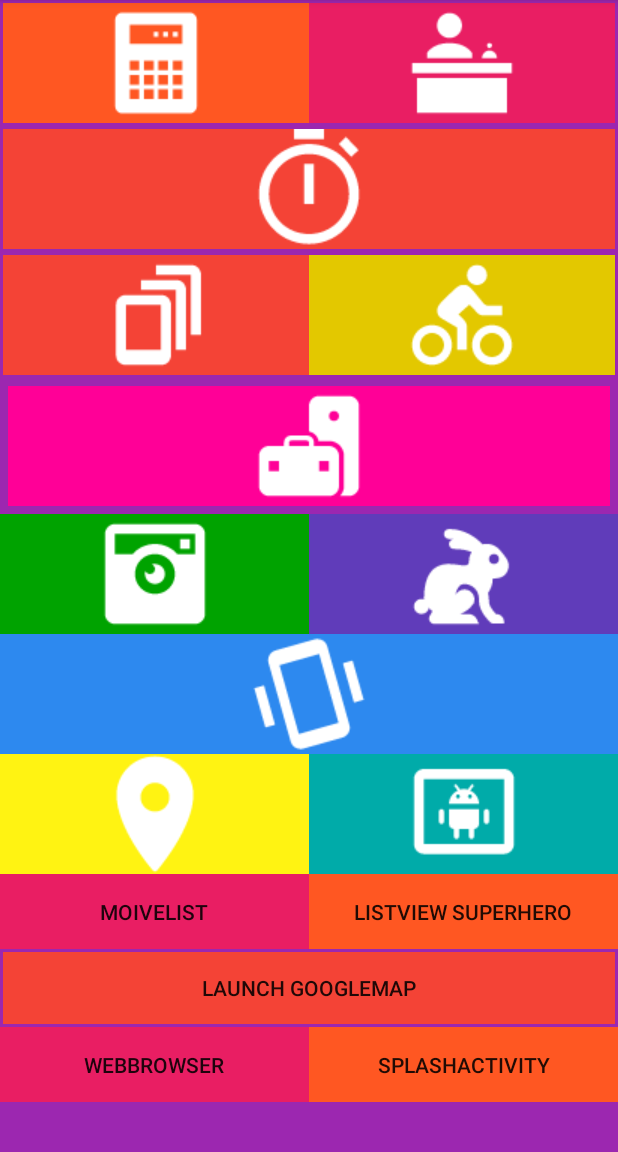
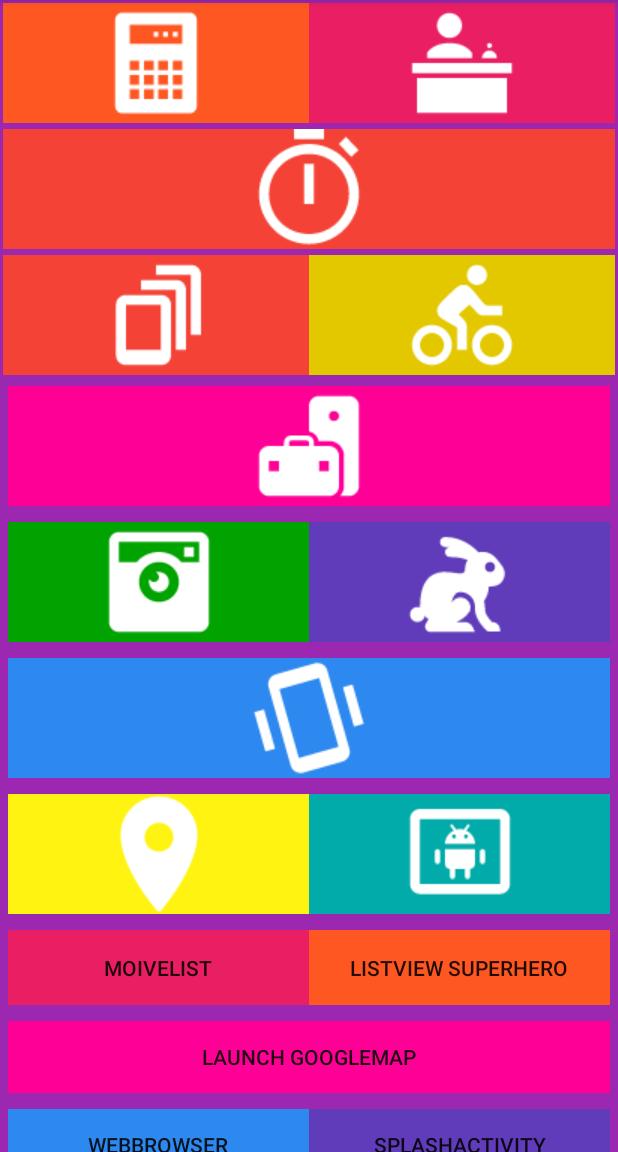
Before and after one commit to vinothm1994/ActivityNavigator, an Android app: the screen it shows after launch (MainAllActivity), on a phone screen of 412 x 824 dp, the part 84-1236 px from its top. Run offline under Robolectric (Android 15) with nearby library versions, the phone set to English and light mode, and no system bars; our stand-ins replace Volley.

Commit message:
Add files via upload

```diff
--- /dev/null
+++ b/app/src/main/res/drawable/bg_gradient.xml
@@ -0,0 +1,10 @@
+<?xml version="1.0" encoding="UTF-8"?>
+<shape xmlns:android="http://schemas.android.com/apk/res/android"
+    android:shape="rectangle" >
+
+    <gradient
+        android:angle="45"
+        android:endColor="#31244e"
+        android:startColor="#6b394c"
+        android:type="linear" />
+</shape>
--- a/app/src/main/res/layout/activity_main_all.xml
+++ b/app/src/main/res/layout/activity_main_all.xml
@@ -113,7 +113,7 @@
                 android:orientation="horizontal"
                 android:layout_width="match_parent"
                 android:layout_height="wrap_content"
-                android:padding="0dp">
+                android:padding="5dp">
 
                 <ImageButton
                     android:src="@drawable/instantgram"
@@ -141,7 +141,8 @@
             <LinearLayout
                 android:orientation="horizontal"
                 android:layout_width="match_parent"
-                android:layout_height="wrap_content">
+                android:layout_height="wrap_content"
+                android:padding="5dp">
 
                 <ImageButton
                     android:src="@drawable/shacke"
@@ -157,7 +158,7 @@
                 android:orientation="horizontal"
                 android:layout_width="match_parent"
                 android:layout_height="wrap_content"
-                android:padding="0dp">
+                android:padding="5dp">
 
                 <ImageButton
                     android:src="@drawable/gps"
@@ -184,7 +185,8 @@
             <LinearLayout
                 android:layout_width="match_parent"
                 android:layout_height="match_parent"
-                android:orientation="horizontal">
+                android:orientation="horizontal"
+                android:padding="5dp">
 
                 <Button
                     android:onClick="movielist"
@@ -207,7 +209,7 @@
                 android:orientation="horizontal"
                 android:layout_width="fill_parent"
                 android:layout_height="wrap_content"
-                android:padding="2dp">
+                android:padding="5dp">
 
                 <Button
                     android:onClick="googlemap"
@@ -216,19 +218,20 @@
                     android:text="Launch GoogleMap"
                     android:id="@+id/btnMap"
                     android:layout_weight="1"
-                    android:background="@drawable/btn_red" />
+                    android:background="#FF0097" />
             </LinearLayout>
             <LinearLayout
                 android:layout_width="match_parent"
                 android:layout_height="match_parent"
-                android:orientation="horizontal">
+                android:orientation="horizontal"
+                android:padding="5dp">
                 <Button
                     android:onClick="webbrowser"
                     android:layout_width="match_parent"
                     android:layout_height="match_parent"
                     android:id="@+id/webbrower"
                     android:text="webbrowser"
-                    android:background="@drawable/btn_pink"
+                    android:background="#2D89EF"
                     android:layout_weight="1" />
                 <Button
                     android:onClick="splash"
@@ -236,10 +239,47 @@
                     android:layout_height="match_parent"
                     android:id="@+id/btn2"
                     android:text="SplashActivity"
-                    android:background="@drawable/btn_orange"
+                    android:background="#603CBA"
                     android:layout_weight="1" />
             </LinearLayout>
+            <LinearLayout
+                android:layout_width="match_parent"
+                android:layout_height="match_parent"
+                android:orientation="horizontal"
+                android:padding="5dp">
+                <Button
+                    android:onClick="compas"
+                    android:layout_width="match_parent"
+                    android:layout_height="match_parent"
+                    android:id="@+id/btn"
+                    android:text="compas"
+                    android:layout_weight="1"
+                    android:background="#9F00A7" />
+                <Button
+                    android:onClick="tts"
+                    android:layout_width="match_parent"
+                    android:layout_height="match_parent"
+                    android:id="@+id/btn4"
+                    android:text="TTS"
+                    android:background="#00ABA9"
+                    android:layout_weight="1" />
 
+            </LinearLayout>
+            <LinearLayout
+                android:orientation="horizontal"
+                android:layout_width="match_parent"
+                android:layout_height="wrap_content"
+                android:layout_gravity="center_horizontal"
+                android:padding="5dp">
+                <Button
+                    android:onClick="speakToText"
+                    android:layout_width="match_parent"
+                    android:layout_height="match_parent"
+                    android:text="Speak To Text"
+                    android:id="@+id/btn5"
+                    android:background="#B91D47" />
+
+            </LinearLayout>
         </LinearLayout>
     </ScrollView>
 
--- a/app/src/main/res/values/colors.xml
+++ b/app/src/main/res/values/colors.xml
@@ -11,4 +11,5 @@
     <color name="list_row_end_color">#ffffff</color>
     <color name="list_row_hover_start_color">#ebeef0</color>
     <color name="list_row_hover_end_color">#ebeef0</color>
+
 </resources>
--- a/app/src/main/res/values/strings.xml
+++ b/app/src/main/res/values/strings.xml
@@ -15,4 +15,5 @@
     <string name="stop_updates">Stop updates</string>
     <string name="location_updated_message">Location updated</string>
     <string name="title_activity_googlemap">Map</string>
+    <string name="speech_prompt">Say something…</string>
 </resources>
```
Also changed, not shown: app/src/main/res/drawable/compas.png (added), app/src/main/res/drawable/mic.png (added).
